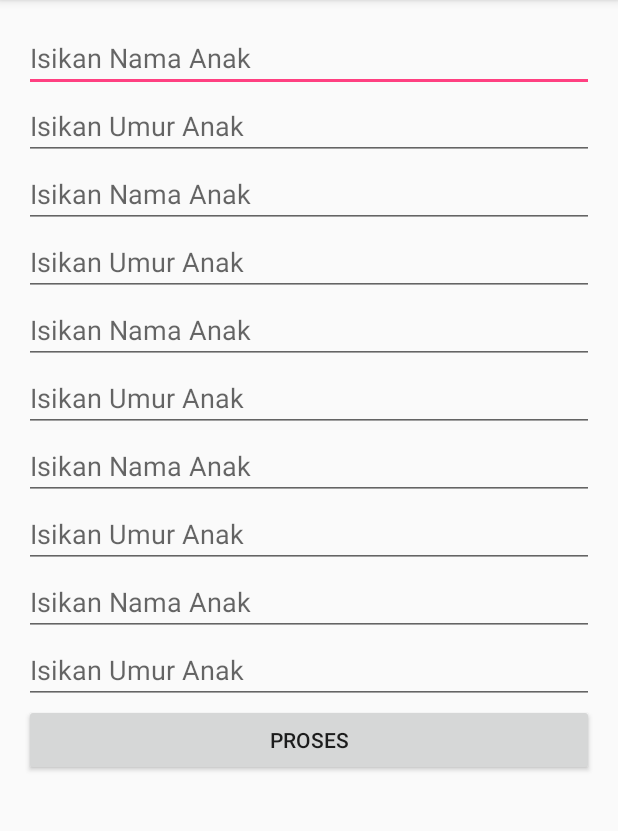
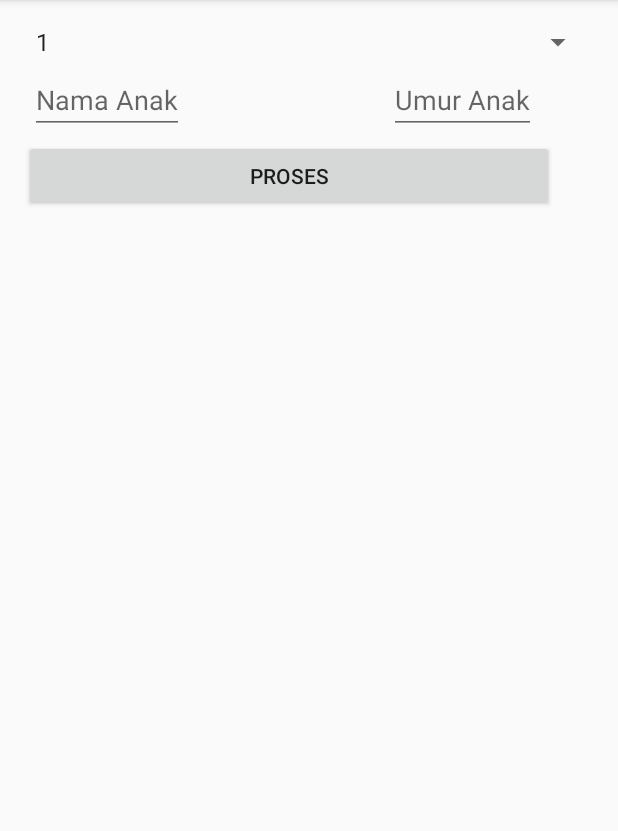
Before and after one commit to amaliad/AdvancedWidget1, an Android app: the screen it shows after launch (MainActivity), after a tap on "PROSES", on a phone screen of 412 x 824 dp, the part 84-915 px from its top. Run offline under Robolectric (Android 15) with nearby library versions, the phone set to English and light mode, and no system bars.

Commit message:
Widget Programming Final Part

```diff
--- a/app/build.gradle
+++ b/app/build.gradle
@@ -23,4 +23,5 @@ dependencies {
     compile fileTree(dir: 'libs', include: ['*.jar'])
     testCompile 'junit:junit:4.12'
     compile 'com.android.support:appcompat-v7:23.4.0'
+    compile 'com.android.support:design:23.4.0'
 }
--- a/app/src/main/java/id/sch/smktelkom_mlg/learn/advancedwidget1/MainActivity.java
+++ b/app/src/main/java/id/sch/smktelkom_mlg/learn/advancedwidget1/MainActivity.java
@@ -2,45 +2,76 @@ package id.sch.smktelkom_mlg.learn.advancedwidget1;
 
 import android.os.Bundle;
 import android.support.v7.app.AppCompatActivity;
-import android.text.InputType;
+import android.view.LayoutInflater;
 import android.view.View;
-import android.widget.Button;
+import android.widget.AdapterView;
+import android.widget.ArrayAdapter;
 import android.widget.EditText;
 import android.widget.LinearLayout;
+import android.widget.Spinner;
 import android.widget.TextView;
 
 public class MainActivity extends AppCompatActivity {
+    Spinner spJumlah;
+    LinearLayout llAnak;
+    TextView tvHasil;
 
     @Override
     protected void onCreate(Bundle savedInstanceState) {
         super.onCreate(savedInstanceState);
         setContentView(R.layout.activity_main);
 
-        final LinearLayout llMain = (LinearLayout) findViewById(R.id.LinearLayoutMain);
+        spJumlah = (Spinner) findViewById(R.id.spinnerJumlahAnak);
+        Integer[] arJumlah = new Integer[10];
+        for (int i = 0; i < 10; i++) {
+            arJumlah[i] = i + 1;
+        }
+        ArrayAdapter adapter = new ArrayAdapter<>(this,
+                android.R.layout.simple_spinner_item, arJumlah);
+        adapter.setDropDownViewResource(android.R.layout.simple_spinner_dropdown_item);
+        spJumlah.setAdapter(adapter);
 
-        addEditText(llMain);
+        llAnak = (LinearLayout) findViewById(R.id.LinearLayoutAnak);
+        tvHasil = (TextView) findViewById(R.id.textViewHasil);
 
-        Button bProses = new Button(this);
-
-        bProses = new Button(this);
-        bProses.setText("Proses");
-        llMain.addView(bProses);
-        final TextView tvHasil = new TextView(this);
-        llMain.addView(tvHasil);
-        bProses.setOnClickListener(new View.OnClickListener() {
+        findViewById(R.id.buttonProses).setOnClickListener(new View.OnClickListener() {
             @Override
             public void onClick(View view) {
-                doProses(llMain);
+                doProses();
             }
         });
+        spJumlah.setOnItemSelectedListener(new AdapterView.OnItemSelectedListener() {
+            @Override
+            public void onItemSelected(AdapterView<?> adapterView, View view, int i, long l) {
+                addEditText((int) spJumlah.getSelectedItem());
+            }
 
+            @Override
+            public void onNothingSelected(AdapterView<?> adapterView) {
+                //
+            }
+
+        });
     }
 
-    private void doProses(LinearLayout llMain) {
+    private void addEditText(int jumlah) {
+        llAnak.removeAllViews();
+        for (int i = 1; i <= jumlah; i++) {
+            View v = LayoutInflater.from(this).inflate(R.layout.layout_anak, llAnak, false);
+            v.setTag("Anak" + i);
+            llAnak.addView(v);
+
+        }
+    }
+
+    private void doProses() {
+        int jumlah = (int) spJumlah.getSelectedItem();
         String hasil = "";
-        for (int i = 1; i < 5; i++) {
-            EditText etNama = (EditText) llMain.getChildAt(i * 2);
-            EditText etUmur = (EditText) llMain.getChildAt((i * 2) + 1);
+        for (int i = 1; i <= jumlah; i++) {
+            LinearLayout llNow = (LinearLayout) llAnak.findViewWithTag("Anak" + 1);
+
+            EditText etNama = (EditText) llNow.findViewById(R.id.editTextNama);
+            EditText etUmur = (EditText) llNow.findViewById(R.id.editTextUmur);
 
             String nama = etNama.getText().toString().trim();
             String umur = etUmur.getText().toString();
@@ -48,22 +79,9 @@ public class MainActivity extends AppCompatActivity {
             if (umur.isEmpty())
                 umur = "0";
             if (!nama.isEmpty())
-                hasil += "Anak ke-" + (i + 1) + ": " + nama + " umur " + umur + " tahun\n";
+                hasil += "Ana ke-" + 1 + ": " + nama + " umur " + umur + " tahun\n";
         }
-        TextView tvHasil = (TextView) llMain.getChildAt(11);
+
         tvHasil.setText(hasil);
     }
-
-    private void addEditText(LinearLayout llMain) {
-        for (int i = 1; i <= 5; i++) {
-            final EditText etNama = new EditText(this);
-            llMain.addView(etNama);
-            etNama.setHint("Isikan Nama Anak");
-
-            final EditText etUmur = new EditText(this);
-            llMain.addView(etUmur);
-            etUmur.setHint("Isikan Umur Anak");
-            etUmur.setInputType(InputType.TYPE_CLASS_NUMBER);
-        }
-    }
 }
--- a/app/src/main/res/layout/activity_main.xml
+++ b/app/src/main/res/layout/activity_main.xml
@@ -1,9 +1,12 @@
 <?xml version="1.0" encoding="utf-8"?>
-<LinearLayout xmlns:android="http://schemas.android.com/apk/res/android"
+<ScrollView xmlns:android="http://schemas.android.com/apk/res/android"
     xmlns:tools="http://schemas.android.com/tools"
-    android:id="@+id/LinearLayoutMain"
     android:layout_width="match_parent"
-    android:layout_height="match_parent"
+    android:layout_height="match_parent">
+
+    <LinearLayout
+        android:layout_width="match_parent"
+        android:layout_height="wrap_content"
     android:orientation="vertical"
     android:paddingBottom="@dimen/activity_vertical_margin"
     android:paddingLeft="@dimen/activity_horizontal_margin"
@@ -11,4 +14,29 @@
     android:paddingTop="@dimen/activity_vertical_margin"
     tools:context="id.sch.smktelkom_mlg.learn.advancedwidget1.MainActivity">
 
-</LinearLayout>
+        <Spinner
+            android:id="@+id/spinnerJumlahAnak"
+            android:layout_width="match_parent"
+            android:layout_height="wrap_content" />
+
+        <LinearLayout
+            android:id="@+id/LinearLayoutAnak"
+            android:layout_width="match_parent"
+            android:layout_height="wrap_content"
+            android:layout_gravity="right"
+            android:orientation="vertical"></LinearLayout>
+
+        <Button
+            android:id="@+id/buttonProses"
+            android:layout_width="353dp"
+            android:layout_height="wrap_content"
+            android:text="Proses" />
+
+        <TextView
+            android:id="@+id/textViewHasil"
+            android:layout_width="match_parent"
+            android:layout_height="wrap_content"
+            android:text="Proses" />
+
+    </LinearLayout>
+</ScrollView>
--- /dev/null
+++ b/app/src/main/res/layout/layout_anak.xml
@@ -0,0 +1,33 @@
+<?xml version="1.0" encoding="utf-8"?>
+<LinearLayout xmlns:android="http://schemas.android.com/apk/res/android"
+    android:layout_width="match_parent"
+    android:layout_height="match_parent"
+    android:padding="4dp"
+    android:weightSum="1">
+
+    <android.support.design.widget.TextInputEditText
+        android:id="@+id/editTextNama"
+        android:layout_width="wrap_content"
+        android:layout_height="wrap_content"
+        android:hint="Nama Anak" />
+
+    <android.support.design.widget.TextInputLayout
+        android:layout_width="0dp"
+        android:layout_height="wrap_content"
+        android:layout_weight="0.8">
+
+    </android.support.design.widget.TextInputLayout>
+
+    <android.support.design.widget.TextInputEditText
+        android:id="@+id/editTextUmur"
+        android:layout_width="wrap_content"
+        android:layout_height="wrap_content"
+        android:hint="Umur Anak"
+        android:maxLength="2" />
+
+    <android.support.design.widget.TextInputLayout
+        android:layout_width="0dp"
+        android:layout_height="wrap_content"
+        android:layout_weight="0.2"></android.support.design.widget.TextInputLayout>
+
+</LinearLayout>
```
